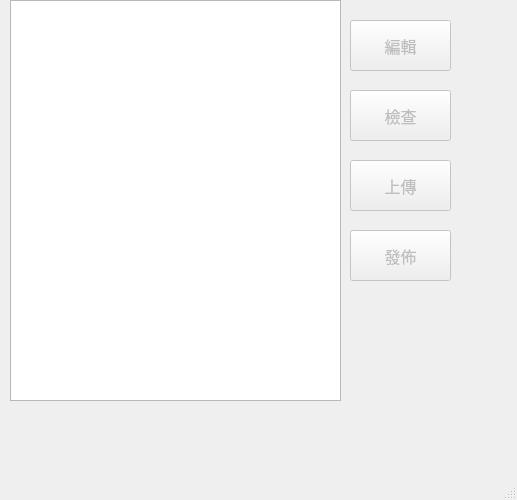
Old version of the form gui/us01/form_us01.ui in the repository rogers228/ispc_maintain.
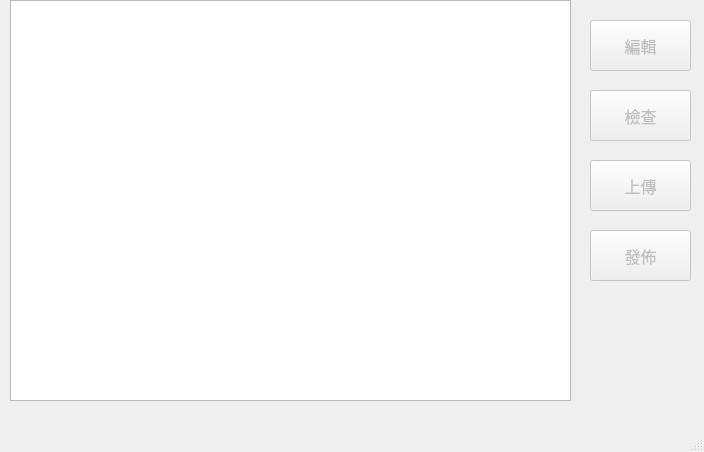
New version of the form.

The edit to the form file:
```diff
--- a/gui/us01/form_us01.ui
+++ b/gui/us01/form_us01.ui
@@ -6,8 +6,8 @@
    <rect>
     <x>0</x>
     <y>0</y>
-    <width>517</width>
-    <height>500</height>
+    <width>704</width>
+    <height>452</height>
    </rect>
   </property>
   <property name="windowTitle">
@@ -19,7 +19,7 @@
      <rect>
       <x>10</x>
       <y>0</y>
-      <width>331</width>
+      <width>561</width>
       <height>401</height>
      </rect>
     </property>
@@ -39,7 +39,7 @@
     </property>
     <property name="geometry">
      <rect>
-      <x>350</x>
+      <x>590</x>
       <y>20</y>
       <width>101</width>
       <height>51</height>
@@ -64,7 +64,7 @@
     </property>
     <property name="geometry">
      <rect>
-      <x>350</x>
+      <x>590</x>
       <y>90</y>
       <width>101</width>
       <height>51</height>
@@ -89,7 +89,7 @@
     </property>
     <property name="geometry">
      <rect>
-      <x>350</x>
+      <x>590</x>
       <y>160</y>
       <width>101</width>
       <height>51</height>
@@ -114,7 +114,7 @@
     </property>
     <property name="geometry">
      <rect>
-      <x>350</x>
+      <x>590</x>
       <y>230</y>
       <width>101</width>
       <height>51</height>
```
Left out of the diff: 4 changed lines with no effect on the pictures.
